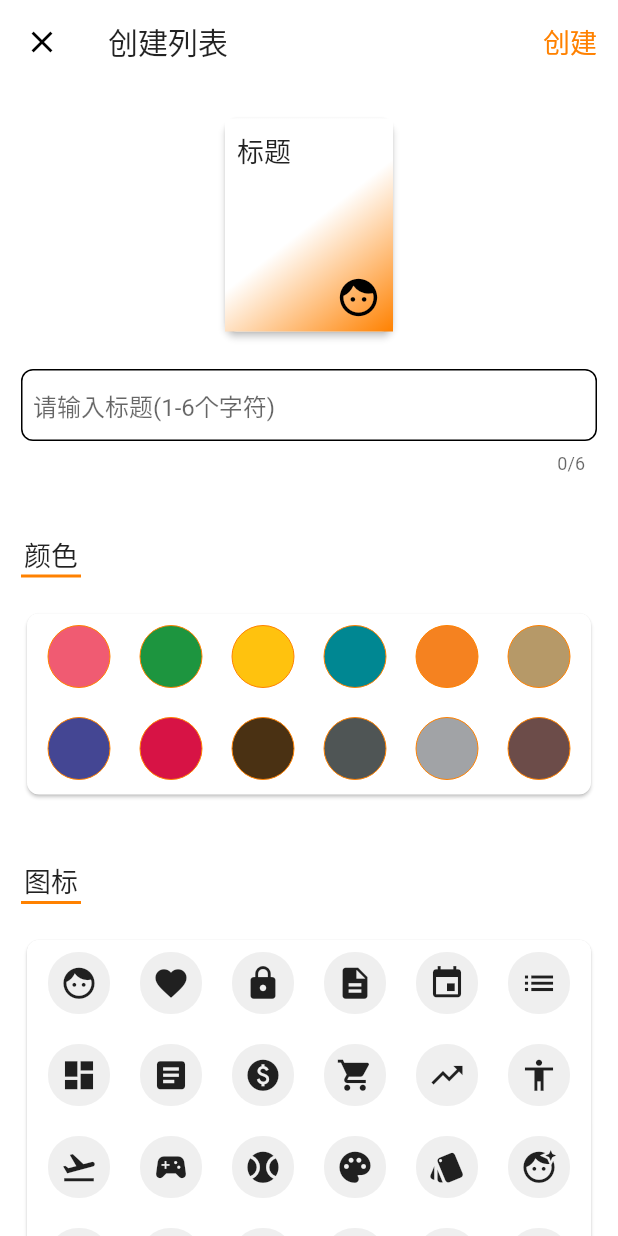
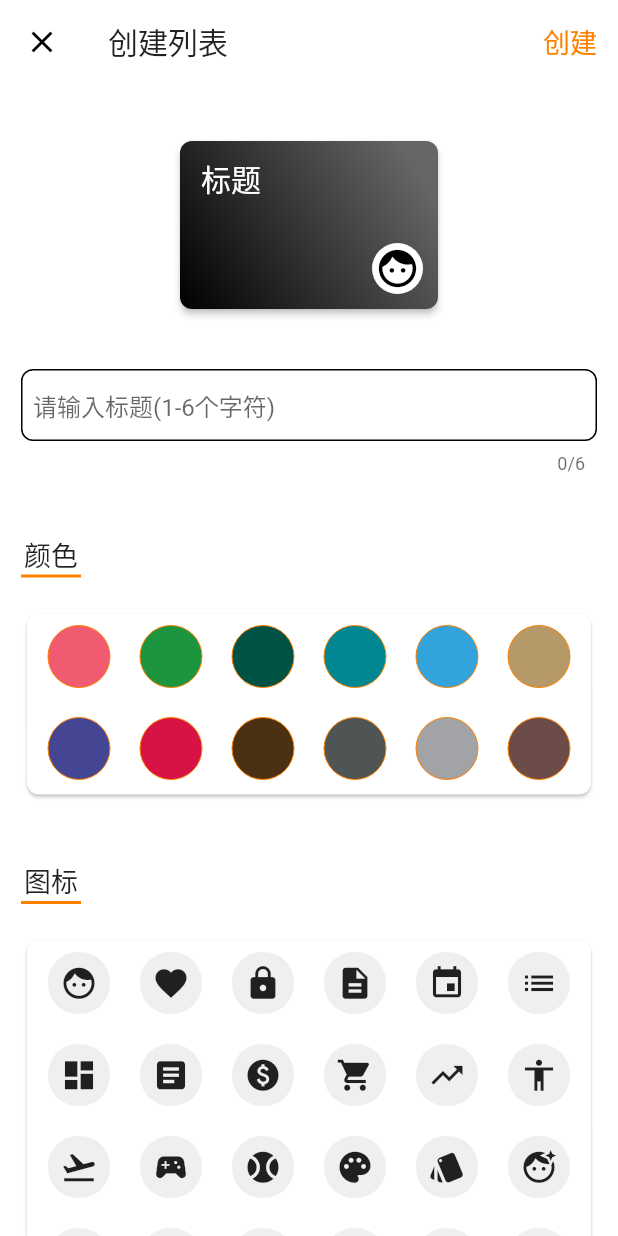
Before and after one commit to woxihejinghao/flutter_life_record, a Flutter app: the screen it shows after launch, after a tap on "创建列表", on a phone screen of 412 x 824 dp. Run offline on Flutter 3.47's test engine with Material 2 defaults, Android fonts, the phone set to English and light mode, and no system bars.

Commit message:
调整卡片样式

```diff
--- a/lib/Page/ToDo/Pages/todo_home_page.dart
+++ b/lib/Page/ToDo/Pages/todo_home_page.dart
@@ -87,40 +87,49 @@ class _ToDoHomePageState extends State<ToDoHomePage> {
       ),
     );
   }
+
   //列表
   Widget todoProject() {
     return SliverToBoxAdapter(
       child: Container(
         margin: EdgeInsets.fromLTRB(14, 8, 14, 8),
-        height: 150,
+        height: 120,
         child: ListView.builder(
           itemBuilder: (context, index) {
             return GestureDetector(
               child: SizedBox(
-              width: 120,
-              child: index != 0 ? ToDoProjectCard():Card(
+                width: 180,
+                child: index != 0
+                    ? ToDoProjectCard()
+                    : Card(
                         elevation: 1,
                         child: Center(
                             child: Column(
                           mainAxisAlignment: MainAxisAlignment.center,
                           children: [
-                      Icon(Icons.add,color: LRThemeColor.mainColor,),
-                      SizedBox(height: 5,),
+                            Icon(
+                              Icons.add,
+                              color: LRThemeColor.mainColor,
+                            ),
+                            SizedBox(
+                              height: 5,
+                            ),
                             Text("创建列表")
                           ],
-                  )
-                ),
+                        )),
                         shape: LRTool.getBorderRadius(8),
                       ),
               ),
-            onTap: (){
+              onTap: () {
                 if (index == 0) {
-                Navigator.push(context, MaterialPageRoute(builder: (context){
+                  Navigator.push(
+                      context,
+                      MaterialPageRoute(
+                          builder: (context) {
                             return ToDoProjectCreatePage();
-                },fullscreenDialog: true));
-              }else{
-
-              }
+                          },
+                          fullscreenDialog: true));
+                } else {}
               },
             );
           },
--- a/lib/Page/ToDo/Pages/todo_project_create_page.dart
+++ b/lib/Page/ToDo/Pages/todo_project_create_page.dart
@@ -7,9 +7,9 @@ import 'package:flutter_life_record/Page/ToDo/Widgets/todo_project_card.dart';
 const List colorList = [
   "#f05b72",
   "#1d953f",
-  "#ffc20e",
+  "#005344",
   "#008792",
-  "#f58220",
+  "#33a3dc",
   "#b69968",
   "#444693",
   "#d71345",
@@ -294,8 +294,8 @@ class ProjectHeaderDelegate extends SliverPersistentHeaderDelegate {
     return Container(
       alignment: Alignment.center,
       child: Container(
-        height: 150,
-        width: 120,
+        height: 120,
+        width: 180,
         child: ToDoProjectCard(
           title: this.title,
           iconData: this.icons,
--- a/lib/Page/ToDo/Widgets/todo_litst_card.dart
+++ b/lib/Page/ToDo/Widgets/todo_litst_card.dart
@@ -1,7 +1,9 @@
 import 'package:flutter/material.dart';
+import 'package:flutter_life_record/Common/lr_color.dart';
 
 class ToDoListCard extends StatefulWidget {
-  const ToDoListCard({Key? key}) : super(key: key);
+  final bool isSelected;
+  const ToDoListCard({Key? key, this.isSelected = false}) : super(key: key);
 
   @override
   _ToDoListCardState createState() => _ToDoListCardState();
@@ -17,8 +19,13 @@ class _ToDoListCardState extends State<ToDoListCard> {
           child: Row(
             children: [
               Icon(
-                Icons.access_alarm,
+                widget.isSelected
+                    ? Icons.check_circle_outline
+                    : Icons.radio_button_unchecked_outlined,
                 size: 25,
+                color: widget.isSelected
+                    ? LRThemeColor.mainColor
+                    : LRThemeColor.lineColor,
               ),
               SizedBox(
                 width: 10,
--- a/lib/Page/ToDo/Widgets/todo_project_card.dart
+++ b/lib/Page/ToDo/Widgets/todo_project_card.dart
@@ -9,7 +9,7 @@ class ToDoProjectCard extends StatelessWidget {
       {Key? key,
       this.iconData = Icons.add,
       this.title = "标题",
-      this.color = Colors.black})
+      this.color = Colors.orange})
       : super(key: key);
 
   @override
@@ -21,30 +21,40 @@ class ToDoProjectCard extends StatelessWidget {
             Positioned(
               child: Text(
                 this.title,
-                style: TextStyle(fontSize: 18, fontWeight: FontWeight.w500),
+                style: TextStyle(
+                    fontSize: 20,
+                    fontWeight: FontWeight.w500,
+                    color: Colors.white),
                 maxLines: 1,
               ),
-              left: 8,
-              top: 8,
-              right: 8,
+              left: 14,
+              top: 10,
+              right: 14,
             ),
             Positioned(
-              child: Icon(
-                this.iconData,
-                color: this.color,
-                size: 30,
+              child: Container(
+                padding: EdgeInsets.all(2),
+                child: Icon(
+                  this.iconData,
+                  color: this.color,
+                  size: 30,
+                ),
+                decoration: BoxDecoration(
+                    color: Colors.white,
+                    borderRadius: BorderRadius.all(Radius.circular(20))),
               ),
-              bottom: 8,
-              right: 8,
+              bottom: 10,
+              right: 10,
             )
           ],
         ),
         decoration: BoxDecoration(
+            borderRadius: BorderRadius.all(Radius.circular(8)),
             gradient: LinearGradient(
-                colors: [Colors.white, LRThemeColor.mainColor],
-                begin: Alignment.topLeft,
-                end: Alignment.bottomRight,
-                stops: [0.5, 1.0])),
+                colors: [this.color.withOpacity(0.6), this.color],
+                begin: Alignment.topRight,
+                end: Alignment.bottomLeft,
+                stops: [0.1, 1.0])),
       ),
       shape: RoundedRectangleBorder(
           borderRadius: BorderRadius.all(Radius.circular(8))),
```
Lines whose indentation alone changed are shown as unchanged.
